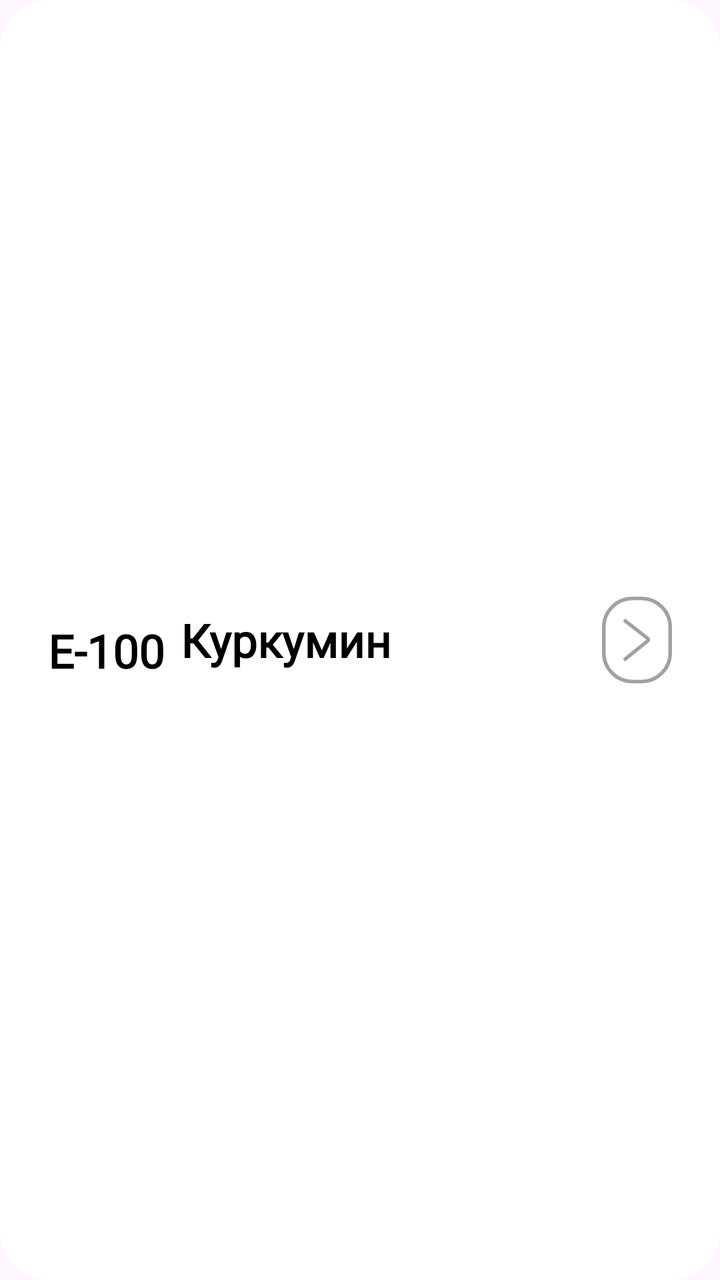
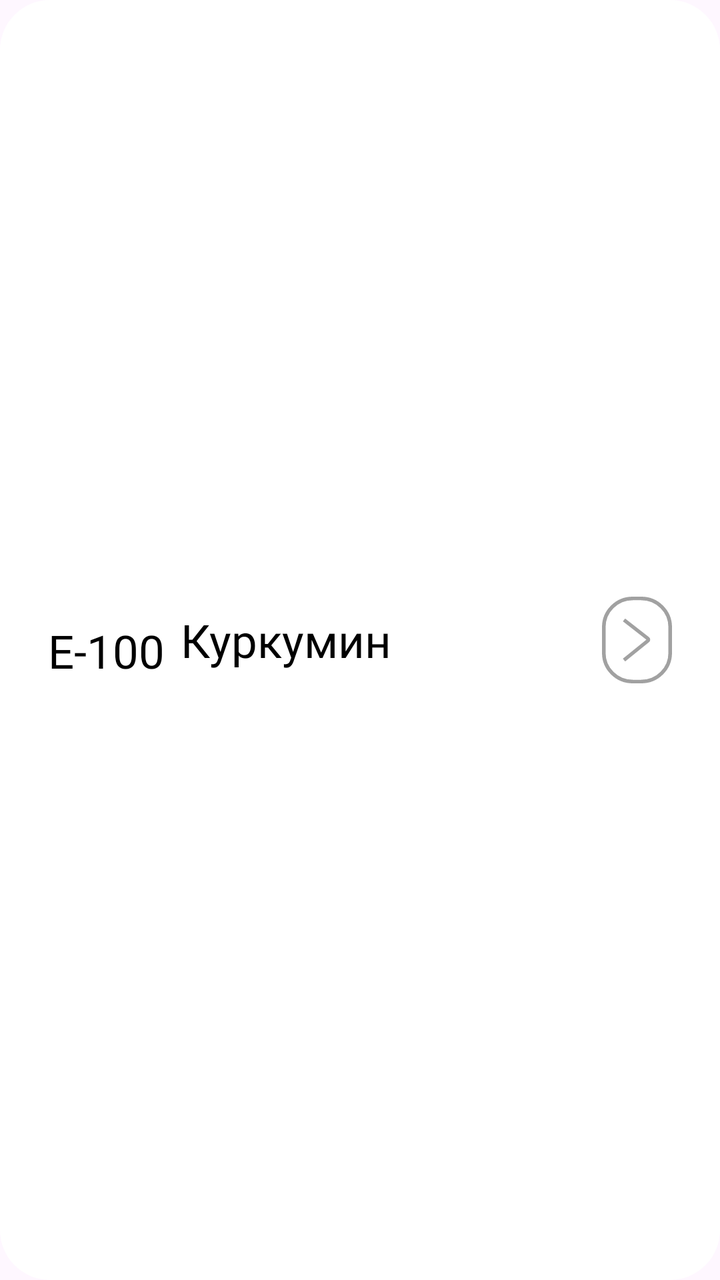

Screens rendered from an Android XML layout before and after an edit, with the pre-edit source and the edit as a unified diff.
<!-- AndroidManifest.xml: application theme Theme.CheckApp -->
<!-- res/layout/item_additive.xml -->
<?xml version="1.0" encoding="utf-8"?>
<androidx.constraintlayout.widget.ConstraintLayout  xmlns:android="http://schemas.android.com/apk/res/android"
    xmlns:app="http://schemas.android.com/apk/res-auto"
    android:layout_width="match_parent"
    android:layout_height="86dp"
    android:layout_marginBottom="8dp"
    android:background="@drawable/blocks_btns_style"
    android:paddingStart="24dp"
    android:paddingEnd="24dp">

    <TextView
        android:id="@+id/codeTextView"
        android:layout_width="wrap_content"
        android:layout_height="wrap_content"
        android:fontFamily="@font/geologica_auto_medium"
        android:textColor="#000000"
        android:text="E-100"
        android:textStyle="bold"
        android:textSize="23dp"
        app:layout_constraintBottom_toBottomOf="parent"
        app:layout_constraintStart_toStartOf="parent"
        app:layout_constraintTop_toTopOf="parent"
        app:layout_constraintVertical_bias="0.509" />

    <TextView
        android:id="@+id/nameTextView"
        android:layout_width="0dp"
        android:layout_height="wrap_content"
        android:textColor="#000000"
        android:text="Куркумин"
        android:textSize="23dp"
        android:textStyle="bold"
        android:layout_marginStart="8dp"
        android:fontFamily="@font/geologica_auto_medium"
        app:layout_constraintStart_toEndOf="@id/codeTextView"
        app:layout_constraintTop_toTopOf="parent"
        app:layout_constraintBottom_toBottomOf="parent"
        app:layout_constraintEnd_toStartOf="@id/arrowImageView"
        app:layout_constraintVertical_bias="0.5" />

    <ImageView
        android:id="@+id/arrowImageView"
        android:layout_width="35dp"
        android:layout_height="44dp"
        android:src="@drawable/ic_see_desk"
        app:layout_constraintEnd_toEndOf="parent"
        app:layout_constraintTop_toTopOf="parent"
        app:layout_constraintBottom_toBottomOf="parent"
        app:layout_constraintVertical_bias="0.5"/>

</androidx.constraintlayout.widget.ConstraintLayout>
<!-- resources referenced by this layout -->
<resources>
  <!-- drawable blocks_btns_style (drawable) -->
  <?xml version="1.0" encoding="utf-8"?>
  <shape xmlns:android="http://schemas.android.com/apk/res/android">
      <solid android:color="@color/white"></solid>
      <corners android:topRightRadius="25dp" android:bottomRightRadius="25dp" android:bottomLeftRadius="25dp" android:topLeftRadius="25dp"></corners>
  
  </shape>
  <!-- drawable ic_see_desk (drawable) -->
  <vector xmlns:android="http://schemas.android.com/apk/res/android"
      android:width="97dp"
      android:height="121dp"
      android:viewportWidth="97"
      android:viewportHeight="121">
    <path
        android:pathData="M30.5,88.5L63.56,61.59C64.56,60.78 64.54,59.26 63.53,58.46L30.5,32.5M2.5,42.5C2.5,20.41 20.41,2.5 42.5,2.5H54.5C76.59,2.5 94.5,20.41 94.5,42.5V78.5C94.5,100.59 76.59,118.5 54.5,118.5H42.5C20.41,118.5 2.5,100.59 2.5,78.5V42.5Z"
        android:strokeWidth="5"
        android:fillColor="#00000000"
        android:strokeColor="#A1A1A1"/>
  </vector>
  <style name="Theme.CheckApp" parent="Base.Theme.CheckApp" />
  <color name="white">#FFFFFFFF</color>
  <style name="Base.Theme.CheckApp" parent="Theme.Material3.DayNight.NoActionBar">
          
          
      </style>
</resources>

<!-- the commit's change to res/layout/item_additive.xml (unified diff, before → after) -->
@@ -15,7 +15,6 @@
         android:fontFamily="@font/geologica_auto_medium"
         android:textColor="#000000"
         android:text="E-100"
-        android:textStyle="bold"
         android:textSize="23dp"
         app:layout_constraintBottom_toBottomOf="parent"
         app:layout_constraintStart_toStartOf="parent"
@@ -29,7 +28,6 @@
         android:textColor="#000000"
         android:text="Куркумин"
         android:textSize="23dp"
-        android:textStyle="bold"
         android:layout_marginStart="8dp"
         android:fontFamily="@font/geologica_auto_medium"
         app:layout_constraintStart_toEndOf="@id/codeTextView"
